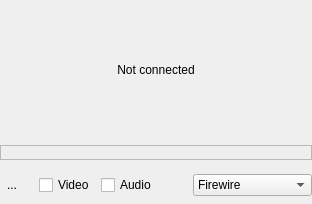
The window that src/ui/recmonitor_ui.ui (KDE/kdenlive) describes before a commit, drawn with Qt 5.
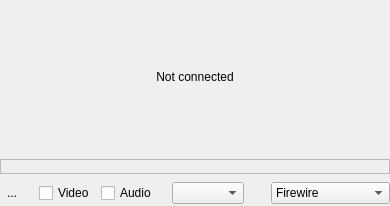
The same window after the commit. Custom widgets are drawn as their Qt base class.

Commit message: Screengrab: allow user to select which monitor he wants to capture in multi-monitor setup

Diff of the .ui file:
```diff
--- a/src/ui/recmonitor_ui.ui
+++ b/src/ui/recmonitor_ui.ui
@@ -6,8 +6,8 @@
    <rect>
     <x>0</x>
     <y>0</y>
-    <width>312</width>
-    <height>204</height>
+    <width>390</width>
+    <height>206</height>
    </rect>
   </property>
   <layout class="QVBoxLayout" name="verticalLayout">
@@ -79,6 +79,12 @@
         <enum>QFrame::Plain</enum>
        </property>
        <layout class="QHBoxLayout" name="horizontalLayout_2">
+        <property name="topMargin">
+         <number>3</number>
+        </property>
+        <property name="bottomMargin">
+         <number>3</number>
+        </property>
         <item>
          <widget class="QCheckBox" name="rec_video">
           <property name="text">
@@ -96,6 +102,9 @@
        </layout>
       </widget>
      </item>
+     <item>
+      <widget class="QComboBox" name="monitor_box"/>
+     </item>
      <item>
       <spacer name="horizontalSpacer">
        <property name="orientation">
```
Left out of the diff: 11 changed lines with no effect on the pictures. The commit also changes 5 other files.
